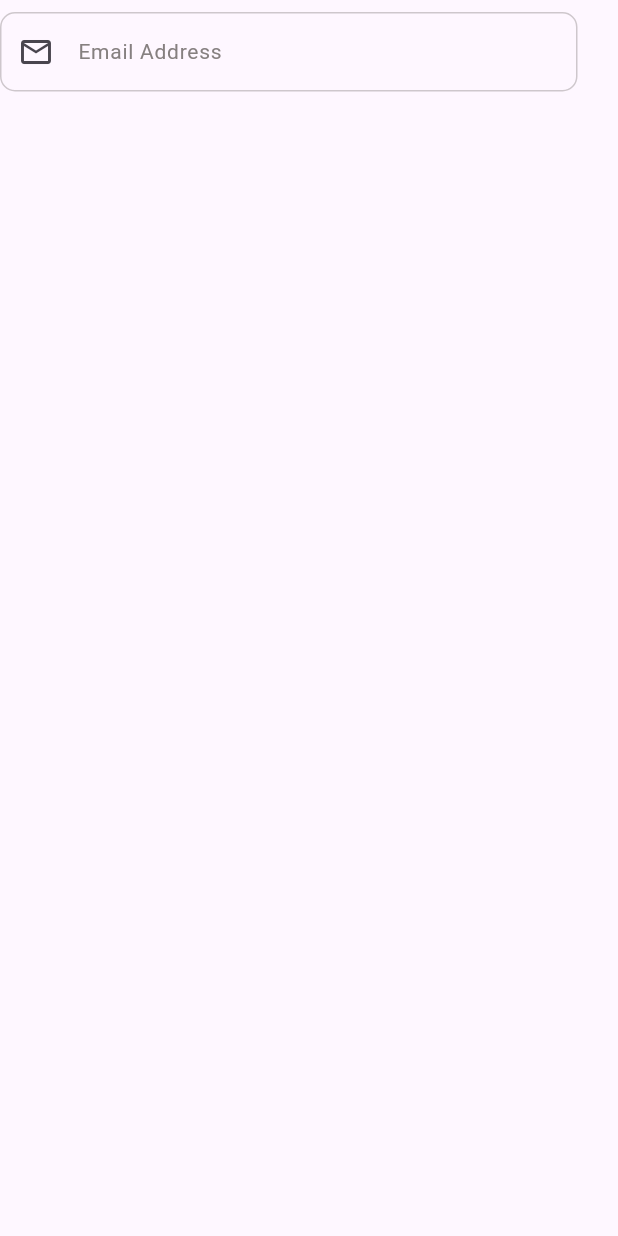
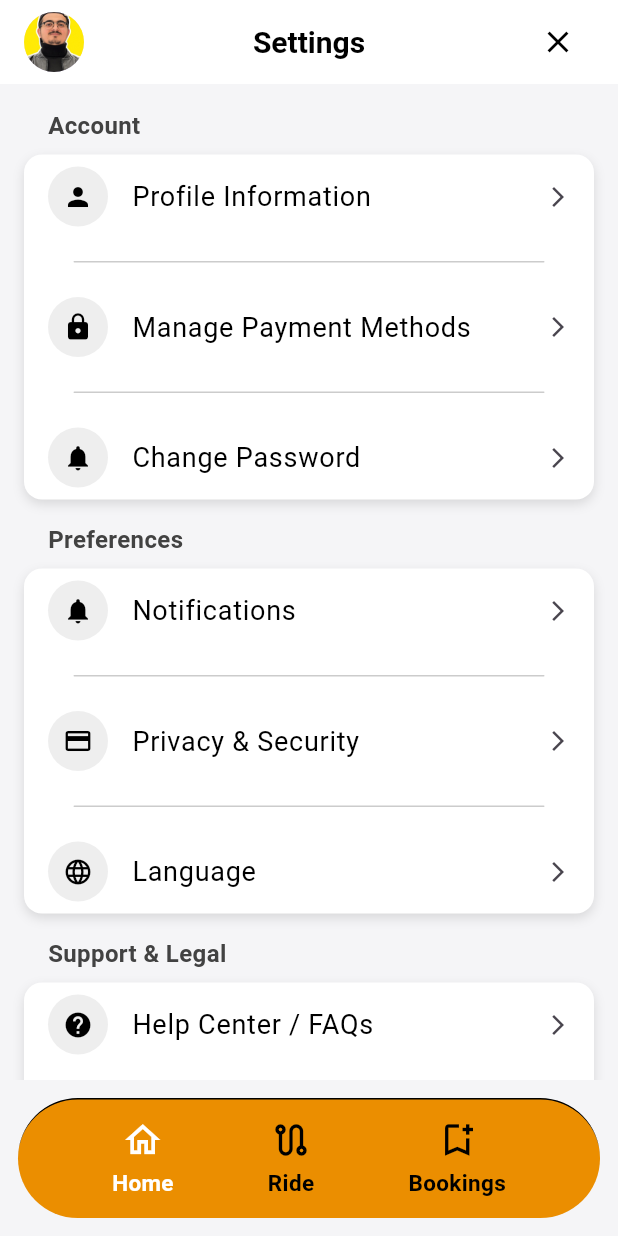
Before and after one commit to Qadreen-Ali/gb_ride, a Flutter app: the screen it shows after launch, on a phone screen of 412 x 824 dp. Run offline on Flutter 3.47's test engine with Material 3 defaults, Android fonts, the phone set to English and light mode, and no system bars.

Commit message:
Add Flutter project

```diff
--- a/lib/common/textField.dart
+++ b/lib/common/textField.dart
@@ -1,3 +1,5 @@
+// ignore_for_file: file_names
+
 import 'package:flutter/material.dart';
 import 'package:flutter/services.dart';
 import 'package:gb_ride/utils/constants/color_string.dart';
--- a/lib/main.dart
+++ b/lib/main.dart
@@ -15,7 +15,6 @@ class MyApp extends StatelessWidget {
       title: 'Flutter Demo',
       debugShowCheckedModeBanner: false,
       theme: ThemeData(
-
         colorScheme: ColorScheme.fromSeed(seedColor: Colors.deepPurple),
       ),
       home: const SplashScreen(),
--- a/lib/screens/login_screen.dart
+++ /dev/null
@@ -1,24 +0,0 @@
-import 'package:flutter/material.dart';
-
-class LoginScreen extends StatefulWidget {
-  const LoginScreen({super.key});
-
-  @override
-  State<LoginScreen> createState() => _LoginScreenState();
-}
-
-class _LoginScreenState extends State<LoginScreen> {
-  @override
-  Widget build(BuildContext context) {
-    return Scaffold(
-      body: Column(
-        children: [
-          Text('Create your account', style: TextStyle(color: Colors.black ,fontSize: 24)),
-          // SizedBox(),
-          Text('Connecting Gilgit Baltistan, One Ride at a Time'),
-          Container(),
-        ],
-      ),
-    );
-  }
-}
--- /dev/null
+++ b/lib/setting/setting_screen.dart
@@ -0,0 +1,153 @@
+import 'package:flutter/material.dart';
+import 'package:gb_ride/utils/constants/global_appbar.dart';
+import 'package:gb_ride/utils/constants/bottom_bar.dart';
+import 'package:gb_ride/utils/constants/settings.dart';
+
+class SettingsScreen extends StatefulWidget {
+  const SettingsScreen({super.key});
+
+  @override
+  State<SettingsScreen> createState() => _SettingsScreenState();
+}
+
+class _SettingsScreenState extends State<SettingsScreen> {
+  int _selectedIndex = 0;
+
+  // Snackbar for settings items
+  void _onTap(BuildContext context, String name) {
+    GlobalBottomBar.show(
+      context,
+      message: 'Tapped $name',
+      icon1: Icons.check_circle_outline,
+      icon2: Icons.info_outline,
+      icon3: Icons.star_outline,
+    );
+  }
+
+  // Bottom snack bar tap
+  void _onBottomTap(int index) {
+    setState(() {
+      _selectedIndex = index;
+    });
+  }
+
+  @override
+  Widget build(BuildContext context) {
+    final account = [
+      SettingsItem(
+        icon: Icons.person,
+        title: 'Profile Information',
+        onTap: () => _onTap(context, 'Profile'),
+      ),
+      SettingsItem(
+        icon: Icons.lock,
+        title: 'Manage Payment Methods',
+        onTap: () => _onTap(context, 'Manage Payment Methods'),
+      ),
+      SettingsItem(
+        icon: Icons.notifications,
+        title: 'Change Password',
+        onTap: () => _onTap(context, 'Change Password'),
+      ),
+    ];
+
+    final preferences = [
+      SettingsItem(
+        icon: Icons.notifications,
+        title: 'Notifications',
+        onTap: () => _onTap(context, 'Notifications'),
+      ),
+      SettingsItem(
+        icon: Icons.payment,
+        title: 'Privacy & Security',
+        onTap: () => _onTap(context, 'Privacy & Security'),
+      ),
+      SettingsItem(
+        icon: Icons.language,
+        title: 'Language',
+        onTap: () => _onTap(context, 'Language'),
+      ),
+    ];
+
+    final supportAndLegal = [
+      SettingsItem(
+        icon: Icons.help,
+        title: 'Help Center / FAQs',
+        onTap: () => _onTap(context, 'Help Center / FAQs'),
+      ),
+      SettingsItem(
+        icon: Icons.support,
+        title: 'Contact Support',
+        onTap: () => _onTap(context, 'Contact Support'),
+      ),
+      SettingsItem(
+        icon: Icons.pages,
+        title: 'Terms of Service',
+        onTap: () => _onTap(context, 'Terms of Service'),
+      ),
+      SettingsItem(
+        icon: Icons.policy,
+        title: 'Privacy Policy',
+        onTap: () => _onTap(context, 'Privacy Policy'),
+      ),
+    ];
+
+    final last = [
+      SettingsItem(
+        icon: Icons.logout,
+        title: 'LogOut',
+        onTap: () => _onTap(context, 'Logout'),
+      ),
+      SettingsItem(
+        icon: Icons.delete,
+        iconColor: Colors.red,
+        title: 'Delete Account',
+        textColor: const Color.fromARGB(255, 181, 41, 31),
+        onTap: () => _onTap(context, 'Delete Account'),
+      ),
+    ];
+
+    return Scaffold(
+      appBar: GlobalAppBar(
+        profileImage: 'assets/icons/profile.jpg',
+        title: 'Settings',
+        showProfile: true,
+        showSettings: false,
+        onCloseTap: () => Navigator.pop(context),
+        onProfileTap: () {},
+      ),
+      backgroundColor: const Color(0xFFF5F5F7),
+
+      body: SingleChildScrollView(
+        padding: const EdgeInsets.all(16.0),
+        physics: const BouncingScrollPhysics(),
+        child: Column(
+          children: [
+            SettingsContainer(
+              title: "Account",
+              items: account,
+              iconBackgroundColor: Colors.grey[200]!,
+            ),
+            const SizedBox(height: 15),
+            SettingsContainer(
+              title: "Preferences",
+              items: preferences,
+              iconBackgroundColor: Colors.grey[200]!,
+            ),
+            const SizedBox(height: 15),
+            SettingsContainer(
+              title: "Support & Legal",
+              items: supportAndLegal,
+              iconBackgroundColor: Colors.grey[200]!,
+            ),
+            SettingsContainer(title: '', items: last),
+          ],
+        ),
+      ),
+      bottomNavigationBar: GlobalBottomBar(
+        selectedIndex: _selectedIndex,
+        onItemTap: _onBottomTap,
+      ),
+    );
+  }
+}
--- /dev/null
+++ b/lib/utils/constants/bottom_bar.dart
@@ -0,0 +1,108 @@
+import 'package:flutter/material.dart';
+
+class GlobalBottomBar extends StatelessWidget {
+  final int selectedIndex;
+  final ValueChanged<int> onItemTap;
+
+  const GlobalBottomBar({
+    super.key,
+    required this.selectedIndex,
+    required this.onItemTap,
+  });
+
+  @override
+  Widget build(BuildContext context) {
+    return SafeArea(
+      top: false,
+      child: Padding(
+        padding: const EdgeInsets.all(12.0),
+        child: Container(
+          // color: Colors.orange,
+          width: 432,
+          height: 80,
+          decoration: BoxDecoration(
+            color: const Color(0xFFEB8E00),
+            borderRadius: const BorderRadius.all(Radius.circular(44)),
+            border: const Border(top: BorderSide(width: 1)),
+
+            // boxShadow: const [
+            //   // BoxShadow(
+            //   //   color: Colors.black26,
+            //   //   blurRadius: 10,
+            //   //   offset: Offset(0, -4),
+            //   // ),
+            // ],
+          ),
+          child: Row(
+            mainAxisAlignment: MainAxisAlignment.spaceEvenly,
+            children: [
+              _BottomItem(
+                icon: Icons.home_outlined,
+                label: "Home",
+                isSelected: selectedIndex == 0,
+                onTap: () => onItemTap(0),
+              ),
+              _BottomItem(
+                icon: Icons.route_outlined,
+                label: "Ride",
+                isSelected: selectedIndex == 1,
+                onTap: () => onItemTap(1),
+              ),
+              _BottomItem(
+                icon: Icons.bookmark_add_outlined,
+                label: "Bookings",
+                isSelected: selectedIndex == 2,
+                onTap: () => onItemTap(2),
+              ),
+            ],
+          ),
+        ),
+      ),
+    );
+  }
+
+  static void show(
+    BuildContext context, {
+    required String message,
+    required IconData icon1,
+    required IconData icon2,
+    required IconData icon3,
+  }) {}
+}
+
+class _BottomItem extends StatelessWidget {
+  final IconData icon;
+  final String label;
+  final bool isSelected;
+  final VoidCallback onTap;
+
+  const _BottomItem({
+    required this.icon,
+    required this.label,
+    required this.isSelected,
+    required this.onTap,
+  });
+
+  @override
+  Widget build(BuildContext context) {
+    return InkWell(
+      borderRadius: BorderRadius.circular(16),
+      onTap: onTap,
+      child: Column(
+        mainAxisAlignment: MainAxisAlignment.center,
+        children: [
+          Icon(icon, size: 28, color: isSelected ? Colors.white : Colors.black),
+          const SizedBox(height: 4),
+          Text(
+            label,
+            style: TextStyle(
+              fontSize: 15,
+              fontWeight: FontWeight.w600,
+              color: isSelected ? Colors.white : Colors.black,
+            ),
+          ),
+        ],
+      ),
+    );
+  }
+}
--- /dev/null
+++ b/lib/utils/constants/global_appbar.dart
@@ -0,0 +1,98 @@
+import 'package:flutter/material.dart';
+
+class GlobalAppBar extends StatelessWidget implements PreferredSizeWidget {
+  final String title;
+  final bool showProfile;
+  final VoidCallback? onProfileTap; // optional override
+  final VoidCallback? onCloseTap;
+  final String? profileImage; // optional
+  final bool showSettings;
+
+  const GlobalAppBar({
+    super.key,
+    required this.title,
+    this.showProfile = true,
+    this.onProfileTap,
+    this.onCloseTap,
+    this.profileImage,
+    this.showSettings = true,
+  });
+
+  void _defaultProfileTap(BuildContext context) {
+    // Default action when profile is tapped
+    Navigator.push(
+      context,
+      MaterialPageRoute(builder: (_) => const DefaultProfileScreen()),
+    );
+  }
+
+  @override
+  Widget build(BuildContext context) {
+    return AppBar(
+      leading: showProfile
+          ? GestureDetector(
+              onTap: () {
+                if (onProfileTap != null) {
+                  onProfileTap!(); // use custom behavior if provided
+                } else {
+                  _defaultProfileTap(context); // otherwise use default
+                }
+              },
+              child: Padding(
+                padding: const EdgeInsets.only(left: 16.0),
+                child: CircleAvatar(
+                  radius: 18,
+                  backgroundImage: AssetImage(
+                    profileImage ?? 'assets/icons/profile.png',
+                  ),
+                ),
+              ),
+            )
+          : null,
+      title: Text(
+        title,
+        style: const TextStyle(
+          fontSize: 20,
+          fontWeight: FontWeight.bold,
+          color: Colors.black,
+        ),
+      ),
+      centerTitle: true,
+      actions: [
+        if (onCloseTap != null)
+          Padding(
+            padding: const EdgeInsets.only(right: 16),
+            child: IconButton(
+              icon: const Icon(Icons.close),
+              iconSize: 24,
+              padding: EdgeInsets.zero,
+              constraints: const BoxConstraints(minWidth: 24, minHeight: 24),
+              splashRadius: 20,
+              color: Colors.black,
+              onPressed: onCloseTap,
+            ),
+          )
+        else
+          const SizedBox(width: 12),
+      ],
+      backgroundColor: Colors.white,
+      elevation: 0,
+    );
+  }
+
+  @override
+  Size get preferredSize => const Size.fromHeight(kToolbarHeight);
+}
+
+// Example default profile screen
+class DefaultProfileScreen extends StatelessWidget {
+  const DefaultProfileScreen({super.key});
+
+  @override
+  Widget build(BuildContext context) {
+    return Scaffold(
+      appBar: AppBar(title: const Text('Profile')),
+      body: const Center(child: Text('Default Profile Screen')),
+    );
+  }
+}
--- /dev/null
+++ b/lib/utils/constants/global_scroll.dart
@@ -0,0 +1,32 @@
+import 'package:flutter/material.dart';
+
+/// Global reusable scroll wrapper
+class GlobalScroll extends StatelessWidget {
+  /// List of widgets to display inside the scroll
+  final List<Widget> children;
+
+  /// Optional padding around the scroll content
+  final EdgeInsetsGeometry padding;
+
+  /// Optional scroll physics
+  final ScrollPhysics physics;
+
+  const GlobalScroll({
+    super.key,
+    required this.children,
+    this.padding = const EdgeInsets.all(16),
+    this.physics = const BouncingScrollPhysics(),
+  });
+
+  @override
+  Widget build(BuildContext context) {
+    return SingleChildScrollView(
+      padding: padding,
+      physics: physics,
+      child: Column(
+        crossAxisAlignment: CrossAxisAlignment.start,
+        children: children,
+      ),
+    );
+  }
+}
--- /dev/null
+++ b/lib/utils/constants/settings.dart
@@ -0,0 +1,142 @@
+import 'package:flutter/material.dart';
+
+/// Model for each item
+class SettingsItem {
+  final IconData icon;
+  final String title;
+  final VoidCallback onTap;
+  final Color? iconColor; // optional icon color
+  final Color? textColor;
+
+  const SettingsItem({
+    required this.icon,
+    required this.title,
+    required this.onTap,
+    this.iconColor, // optional
+    this.textColor,
+  });
+}
+
+/// Single tile with circular icon background
+class SettingsTile extends StatelessWidget {
+  final SettingsItem item;
+  final Color iconBackgroundColor;
+
+  const SettingsTile({
+    super.key,
+    required this.item,
+    this.iconBackgroundColor = const Color(0xFFE0E0E0),
+  });
+
+  @override
+  Widget build(BuildContext context) {
+    return ListTile(
+      leading: CircleAvatar(
+        radius: 20,
+        backgroundColor: iconBackgroundColor,
+        child: Icon(
+          item.icon,
+          color:
+              item.iconColor ??
+              Colors.black, // use custom icon color if provided
+          size: 20,
+        ),
+      ),
+      title: Text(
+        item.title,
+        style: TextStyle(
+          fontSize: 18,
+          color:
+              item.textColor ??
+              Colors.black, // use custom text color if provided
+        ),
+      ),
+
+      trailing: const Icon(Icons.arrow_forward_ios, size: 16),
+      onTap: item.onTap,
+      contentPadding: const EdgeInsets.symmetric(horizontal: 16),
+    );
+  }
+}
+
+/// Reusable container for any number of items
+class SettingsContainer extends StatelessWidget {
+  final String title;
+  final List<SettingsItem> items;
+  final Color iconBackgroundColor;
+  final double width;
+  final double? height; // optional height
+
+  const SettingsContainer({
+    super.key,
+    required this.title,
+    required this.items,
+    this.iconBackgroundColor = const Color(0xFFE0E0E0),
+    this.width = 399,
+    this.height,
+  });
+
+  @override
+  Widget build(BuildContext context) {
+    return Column(
+      crossAxisAlignment: CrossAxisAlignment.start,
+      children: [
+        // Title text
+        Padding(
+          padding: const EdgeInsets.symmetric(horizontal: 16.0),
+          child: Text(
+            title,
+            style: TextStyle(
+              fontSize: 16,
+              fontWeight: FontWeight.bold,
+              color: Colors.grey[800],
+            ),
+          ),
+        ),
+        const SizedBox(height: 8),
+
+        // Main container
+        Container(
+          width: width,
+          height: height,
+          decoration: BoxDecoration(
+            color: Colors.white,
+            borderRadius: BorderRadius.circular(12),
+            boxShadow: const [
+              BoxShadow(
+                color: Colors.black12,
+                blurRadius: 6,
+                offset: Offset(0, 3),
+              ),
+            ],
+          ),
+          child: Column(
+            children: List.generate(items.length, (index) {
+              return Column(
+                children: [
+                  SettingsTile(
+                    item: items[index],
+                    iconBackgroundColor: iconBackgroundColor,
+                  ),
+                  if (index != items.length - 1) ...[
+                    const SizedBox(height: 15),
+                    Container(
+                      margin: const EdgeInsets.symmetric(horizontal: 33),
+                      height: 1,
+                      decoration: BoxDecoration(
+                        // ignore: deprecated_member_use
+                        color: Colors.black.withOpacity(0.2),
+                        borderRadius: BorderRadius.circular(4),
+                      ),
+                    ),
+                    const SizedBox(height: 15),
+                  ],
+                ],
+              );
+            }),
+          ),
+        ),
+      ],
+    );
+  }
+}
--- /dev/null
+++ b/lib/utils/widgets/global_snackbar.dart
@@ -0,0 +1 @@
+// TODO Implement this library.
--- a/lib/view/auth/login_screen.dart
+++ b/lib/view/auth/login_screen.dart
@@ -2,6 +2,7 @@ import 'package:flutter/material.dart';
 import 'package:gb_ride/utils/constants/text_string.dart';
 
 import '../../common/textfield.dart';
+
 class LoginScreen extends StatelessWidget {
   const LoginScreen({super.key});
 
@@ -16,8 +17,6 @@ class LoginScreen extends StatelessWidget {
             hintText: GBText.emailAddress,
             prefixIcon: Icon(Icons.email_outlined),
           ),
-
-
         ],
       ),
     );
--- a/lib/view/splash/splash_screen.dart
+++ b/lib/view/splash/splash_screen.dart
@@ -1,8 +1,9 @@
 import 'package:flutter/material.dart';
+import 'package:gb_ride/setting/setting_screen.dart';
 import '../../utils/constants/color_string.dart';
 import '../../utils/constants/image_string.dart';
 import '../../utils/constants/text_string.dart';
-import '../auth/login_screen.dart';
+// import '../auth/login_screen.dart';
 
 class SplashScreen extends StatefulWidget {
   const SplashScreen({super.key});
@@ -20,7 +21,7 @@ class _SplashScreenState extends State<SplashScreen> {
       Navigator.pushReplacement(
         // ignore: use_build_context_synchronously
         context,
-        MaterialPageRoute(builder: (context) => LoginScreen()),
+        MaterialPageRoute(builder: (context) => SettingsScreen()),
       );
     });
   }
```
Also changed, not shown: assets/icons/profile.jpg (added).
